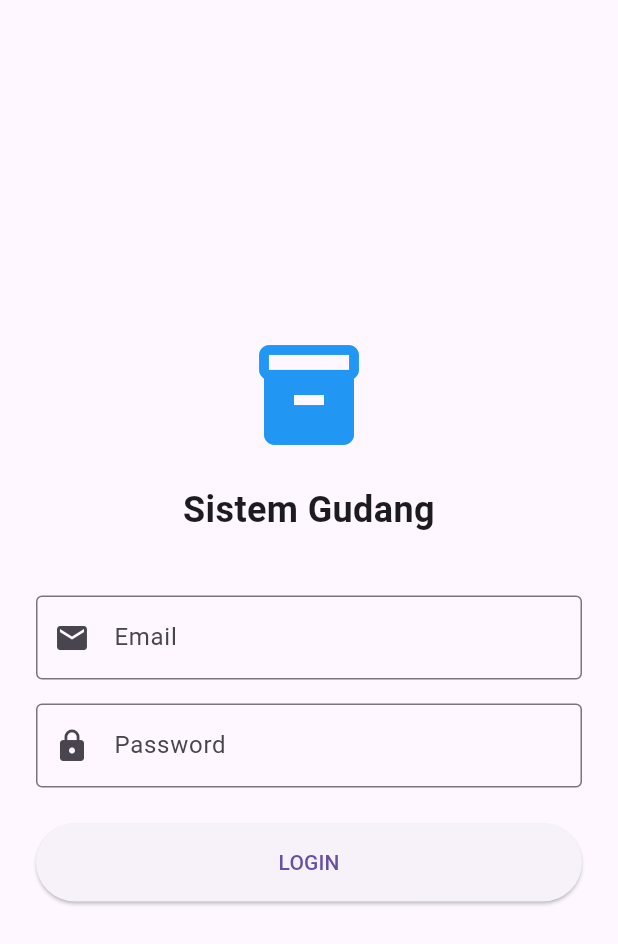
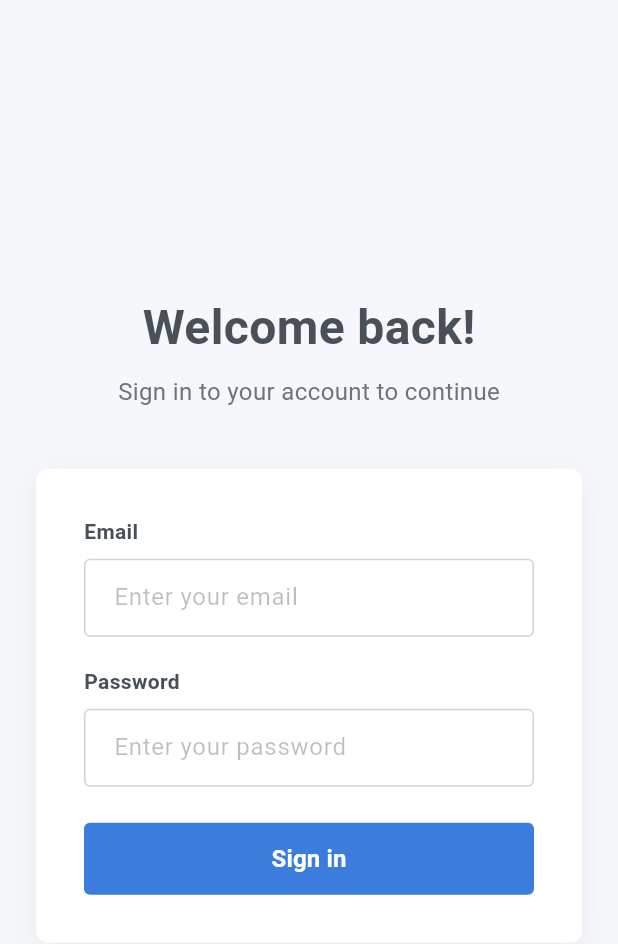
Before and after one commit to JafarILHM/UAS-PBM-Mobile-App, a Flutter app: the screen it shows after launch, on a phone screen of 412 x 824 dp. Shown: the top 944 px of the screen. Run offline on Flutter 3.47's test engine with Material 3 defaults, Android fonts, the phone set to English and light mode, and no system bars; our stand-ins replace shared_preferences; accounts and stored records are empty.

Commit message:
standarisasi kerangka dan desain

```diff
--- /dev/null
+++ b/lib/core/theme.dart
@@ -0,0 +1,52 @@
+import 'package:flutter/material.dart';
+
+class AdminKitTheme {
+  // Warna Utama AdminKit
+  static const Color primary = Color(0xFF3B7DDD);
+  static const Color secondary = Color(0xFF6C757D);
+  static const Color success = Color(0xFF1CBB8C);
+  static const Color danger = Color(0xFFDC3545);
+  static const Color warning = Color(0xFFFCB92C);
+
+  // Warna Layout
+  static const Color background = Color(0xFFF5F7FB);
+  static const Color sidebar = Color(0xFF222E3C);
+  static const Color cardColor = Colors.white;
+  static const Color textDark = Color(0xFF495057);
+
+  // Text Style
+  static TextStyle get titleStyle => const TextStyle(
+    color: textDark,
+    fontSize: 18,
+    fontWeight: FontWeight.w600,
+  );
+
+  static TextStyle get subTitleStyle => const TextStyle(
+    color: secondary,
+    fontSize: 14,
+  );
+
+  // Theme Data untuk Material App
+  static ThemeData get themeData => ThemeData(
+    primaryColor: primary,
+    scaffoldBackgroundColor: background,
+    colorScheme: ColorScheme.fromSwatch().copyWith(
+      primary: primary,
+      secondary: sidebar,
+    ),
+    appBarTheme: const AppBarTheme(
+      backgroundColor: Colors.white,
+      foregroundColor: textDark,
+      elevation: 0,
+      iconTheme: IconThemeData(color: textDark),
+    ),
+
+    cardTheme: CardThemeData(
+      color: cardColor,
+      elevation: 0,
+      shape: RoundedRectangleBorder(borderRadius: BorderRadius.circular(6)),
+    ),
+
+    useMaterial3: true,
+  );
+}
--- a/lib/main.dart
+++ b/lib/main.dart
@@ -1,14 +1,16 @@
 import 'package:flutter/material.dart';
 import 'package:provider/provider.dart';
+import 'core/theme.dart';
 import 'providers/auth_provider.dart';
 import 'pages/login_page.dart';
+import 'pages/dashboard_page.dart';
 
 void main() {
   runApp(
-    // Bungkus aplikasi dengan MultiProvider
     MultiProvider(
       providers: [
         ChangeNotifierProvider(create: (_) => AuthProvider()),
+        // Provider lain nanti di sini
       ],
       child: const MyApp(),
     ),
@@ -22,11 +24,19 @@ class MyApp extends StatelessWidget {
   Widget build(BuildContext context) {
     return MaterialApp(
       title: 'Aplikasi Gudang',
-      theme: ThemeData(
-        primarySwatch: Colors.blue,
-        useMaterial3: true,
-      ),
-      home: const LoginPage(),
+      theme: AdminKitTheme.themeData, // GUNAKAN TEMA ADMINKIT
+      initialRoute: '/login', // Mulai dari login
+      routes: {
+        '/login': (context) => const LoginPage(),
+        '/dashboard': (context) => const DashboardPage(),
+        '/items': (context) => const Scaffold(body: Center(child: Text("Halaman Barang (Belum Dibuat)"))),
+        '/categories': (context) => const Scaffold(body: Center(child: Text("Halaman Kategori (Belum Dibuat)"))),
+        '/suppliers': (context) => const Scaffold(body: Center(child: Text("Halaman Supplier (Belum Dibuat)"))),
+        '/units': (context) => const Scaffold(body: Center(child: Text("Halaman Unit (Belum Dibuat)"))),
+        '/incoming': (context) => const Scaffold(body: Center(child: Text("Barang Masuk (Belum Dibuat)"))),
+        '/outgoing': (context) => const Scaffold(body: Center(child: Text("Barang Keluar (Belum Dibuat)"))),
+        '/profile': (context) => const Scaffold(body: Center(child: Text("Profile (Belum Dibuat)"))),
+      },
     );
   }
 }
--- a/lib/pages/login_page.dart
+++ b/lib/pages/login_page.dart
@@ -1,6 +1,7 @@
 import 'package:flutter/material.dart';
 import 'package:provider/provider.dart';
 import '../providers/auth_provider.dart';
+import '../core/theme.dart';
 
 class LoginPage extends StatefulWidget {
   const LoginPage({super.key});
@@ -19,26 +20,28 @@ class _LoginPageState extends State<LoginPage> {
 
     if (email.isEmpty || password.isEmpty) {
       ScaffoldMessenger.of(context).showSnackBar(
-        const SnackBar(content: Text('Email dan Password harus diisi')),
+        const SnackBar(
+          content: Text('Email dan Password harus diisi'),
+          backgroundColor: AdminKitTheme.danger,
+        ),
       );
       return;
     }
 
     try {
-      // Panggil Provider untuk Login
       await Provider.of<AuthProvider>(context, listen: false).login(email, password);
 
-      // Jika sukses, nanti kita navigasi ke Dashboard
       if (mounted) {
-        ScaffoldMessenger.of(context).showSnackBar(
-          const SnackBar(content: Text('Login Berhasil!')),
-        );
-        // Navigator.pushReplacementNamed(context, '/dashboard');
+        // Navigasi ke Dashboard setelah login sukses
+        Navigator.pushReplacementNamed(context, '/dashboard');
       }
     } catch (e) {
       if (mounted) {
         ScaffoldMessenger.of(context).showSnackBar(
-          SnackBar(content: Text('Error: ${e.toString()}')),
+          SnackBar(
+            content: Text('Error: ${e.toString()}'),
+            backgroundColor: AdminKitTheme.danger,
+          ),
         );
       }
     }
@@ -46,57 +49,124 @@ class _LoginPageState extends State<LoginPage> {
 
   @override
   Widget build(BuildContext context) {
-    // Mengambil status loading dari provider
     final isLoading = Provider.of<AuthProvider>(context).isLoading;
 
     return Scaffold(
-      body: Padding(
+      backgroundColor: AdminKitTheme.background,
+      body: Center(
+        child: SingleChildScrollView(
           padding: const EdgeInsets.all(24.0),
           child: Column(
             mainAxisAlignment: MainAxisAlignment.center,
-          crossAxisAlignment: CrossAxisAlignment.stretch,
             children: [
-            const Icon(Icons.inventory, size: 80, color: Colors.blue),
-            const SizedBox(height: 20),
+              // Judul Halaman
               const Text(
-              "Sistem Gudang",
-              textAlign: TextAlign.center,
-              style: TextStyle(fontSize: 24, fontWeight: FontWeight.bold),
+                "Welcome back!",
+                style: TextStyle(
+                  fontSize: 32,
+                  fontWeight: FontWeight.bold,
+                  color: Color(0xFF495057),
+                ),
+              ),
+              const SizedBox(height: 8),
+              const Text(
+                "Sign in to your account to continue",
+                style: TextStyle(
+                  fontSize: 16,
+                  color: AdminKitTheme.secondary,
+                ),
               ),
               const SizedBox(height: 40),
 
+              // CARD LOGIN (Kotak Putih)
+              Container(
+                constraints: const BoxConstraints(maxWidth: 400), // Agar tidak terlalu lebar di Tablet/Web
+                padding: const EdgeInsets.all(32),
+                decoration: BoxDecoration(
+                  color: Colors.white,
+                  borderRadius: BorderRadius.circular(8),
+                  boxShadow: [
+                    BoxShadow(
+                      color: Colors.black.withOpacity(0.05),
+                      blurRadius: 15,
+                      offset: const Offset(0, 5),
+                    )
+                  ],
+                ),
+                child: Column(
+                  crossAxisAlignment: CrossAxisAlignment.stretch,
+                  children: [
+                    // Input Email
+                    Text("Email", style: AdminKitTheme.titleStyle.copyWith(fontSize: 14)),
+                    const SizedBox(height: 8),
                     TextField(
                       controller: _emailController,
-              decoration: const InputDecoration(
-                labelText: 'Email',
-                border: OutlineInputBorder(),
-                prefixIcon: Icon(Icons.email),
+                      decoration: InputDecoration(
+                        hintText: "Enter your email",
+                        hintStyle: const TextStyle(color: Colors.black26),
+                        border: OutlineInputBorder(
+                          borderRadius: BorderRadius.circular(4),
+                          borderSide: const BorderSide(color: Color(0xFFCED4DA)),
+                        ),
+                        enabledBorder: OutlineInputBorder(
+                          borderRadius: BorderRadius.circular(4),
+                          borderSide: const BorderSide(color: Color(0xFFCED4DA)),
+                        ),
+                        contentPadding: const EdgeInsets.symmetric(horizontal: 16, vertical: 14),
                       ),
                       keyboardType: TextInputType.emailAddress,
                     ),
-            const SizedBox(height: 16),
+                    const SizedBox(height: 20),
 
+                    // Input Password
+                    Text("Password", style: AdminKitTheme.titleStyle.copyWith(fontSize: 14)),
+                    const SizedBox(height: 8),
                     TextField(
                       controller: _passwordController,
-              decoration: const InputDecoration(
-                labelText: 'Password',
-                border: OutlineInputBorder(),
-                prefixIcon: Icon(Icons.lock),
+                      obscureText: true,
+                      decoration: InputDecoration(
+                        hintText: "Enter your password",
+                        hintStyle: const TextStyle(color: Colors.black26),
+                        border: OutlineInputBorder(
+                          borderRadius: BorderRadius.circular(4),
+                          borderSide: const BorderSide(color: Color(0xFFCED4DA)),
                         ),
-              obscureText: true,
+                        enabledBorder: OutlineInputBorder(
+                          borderRadius: BorderRadius.circular(4),
+                          borderSide: const BorderSide(color: Color(0xFFCED4DA)),
+                        ),
+                        contentPadding: const EdgeInsets.symmetric(horizontal: 16, vertical: 14),
+                      ),
                     ),
                     const SizedBox(height: 24),
 
-            ElevatedButton(
+                    // Tombol Sign in
+                    SizedBox(
+                      height: 48,
+                      child: ElevatedButton(
                         onPressed: isLoading ? null : _handleLogin,
                         style: ElevatedButton.styleFrom(
-                padding: const EdgeInsets.symmetric(vertical: 16),
+                          backgroundColor: AdminKitTheme.primary,
+                          foregroundColor: Colors.white,
+                          shape: RoundedRectangleBorder(
+                            borderRadius: BorderRadius.circular(4),
+                          ),
+                          elevation: 0,
                         ),
                         child: isLoading
-                  ? const CircularProgressIndicator(color: Colors.white)
-                  : const Text("LOGIN"),
+                            ? const SizedBox(
+                                height: 20,
+                                width: 20,
+                                child: CircularProgressIndicator(color: Colors.white, strokeWidth: 2)
+                              )
+                            : const Text("Sign in", style: TextStyle(fontSize: 16, fontWeight: FontWeight.w600)),
+                      ),
                     ),
                   ],
+                ),
+              ),
+            ],
+          ),
         ),
       ),
     );
```
Also changed, not shown: lib/pages/dashboard_page.dart (added, +124 -0 lines), lib/widgets/admin_card.dart (added, +66 -0 lines), lib/widgets/admin_sidebar.dart (added, +147 -0 lines), lib/widgets/main_layout.dart (added, +69 -0 lines). Lines whose indentation alone changed are shown as unchanged.
